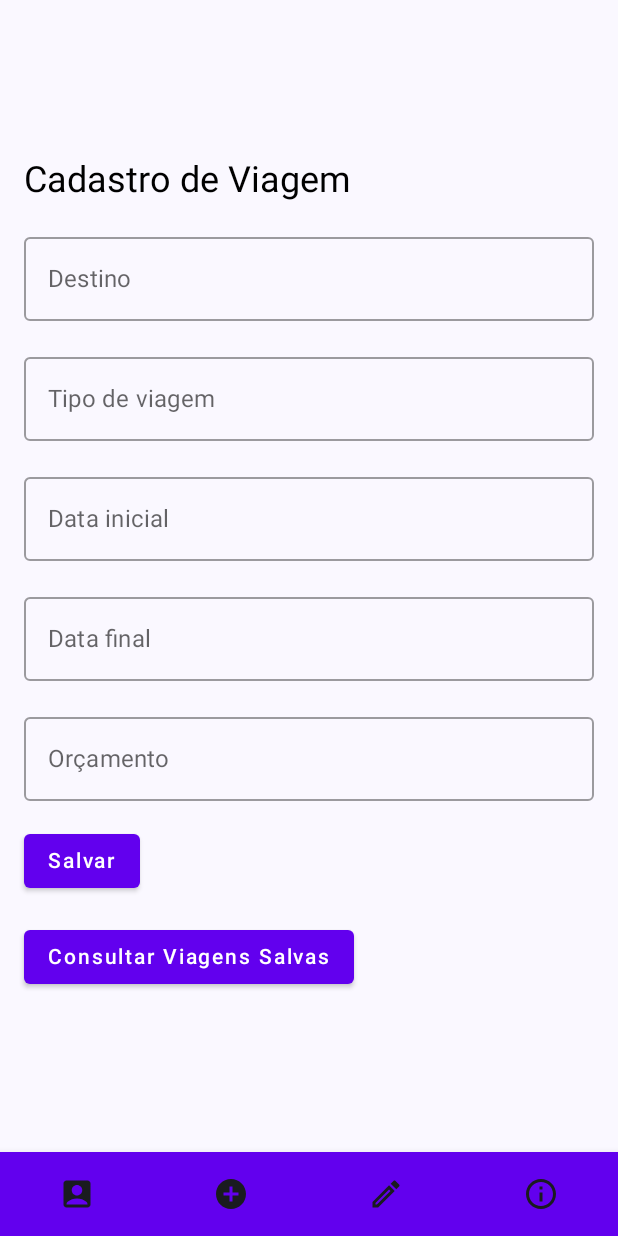
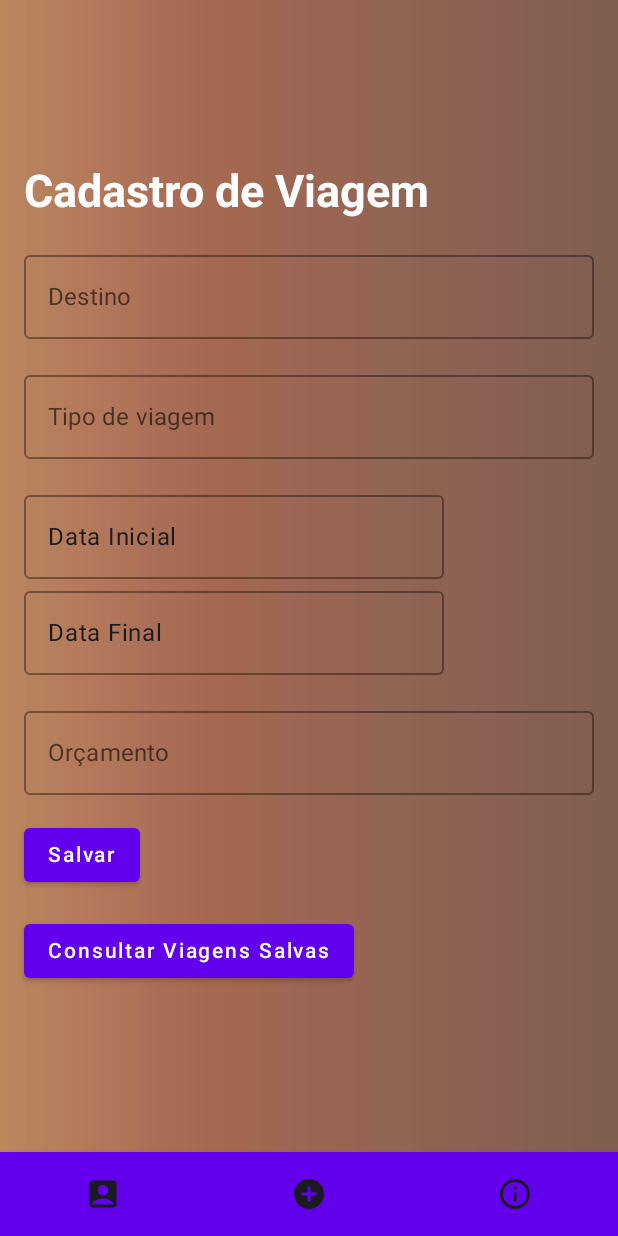
Before and after one commit to AugustoZG/Boa_Viagem, an Android app built with Jetpack Compose: the UserActivityScreen screen opened through its navigation route, item 2 of the bottom bar chosen, on a phone screen of 412 x 824 dp. Run offline under Robolectric (Android 15) with nearby library versions, the phone set to English and light mode, and no system bars; our stand-ins replace Room's generated code.

Commit message:
Atualização viagem

```diff
--- a/app/src/main/java/com/senac/boaviagem/Cadastro/CadastroViagem.kt
+++ b/app/src/main/java/com/senac/boaviagem/Cadastro/CadastroViagem.kt
@@ -1,48 +1,135 @@
 package com.senac.boaviagem.Cadastro
 
-import android.content.Context
-import android.os.Bundle
-import androidx.activity.ComponentActivity
-import androidx.activity.compose.setContent
+import android.widget.Toast
+import androidx.compose.foundation.Image
 import androidx.compose.foundation.layout.*
-import androidx.compose.foundation.lazy.LazyColumn
 import androidx.compose.foundation.text.KeyboardOptions
 import androidx.compose.material.*
+import androidx.compose.material3.DatePicker
+import androidx.compose.material3.DatePickerDialog
+import androidx.compose.material3.ExperimentalMaterial3Api
+import androidx.compose.material3.MaterialTheme
+import androidx.compose.material3.Text
+import androidx.compose.material3.rememberDatePickerState
 import androidx.compose.runtime.*
 import androidx.compose.ui.Modifier
+import androidx.compose.ui.focus.onFocusEvent
+import androidx.compose.ui.graphics.Color
+import androidx.compose.ui.layout.ContentScale
 import androidx.compose.ui.platform.LocalContext
+import androidx.compose.ui.platform.LocalFocusManager
+import androidx.compose.ui.res.painterResource
+import androidx.compose.ui.text.font.FontWeight
 import androidx.compose.ui.text.input.KeyboardType
-
 import androidx.compose.ui.unit.dp
+import androidx.compose.ui.unit.sp
 import androidx.navigation.NavController
-import com.senac.boaviagem.Classes.ViagemViewModel
+import com.senac.boaviagem.R
+import java.text.SimpleDateFormat
+import java.time.Instant
+import java.time.LocalDateTime
+import java.time.ZoneId
 import androidx.compose.material.Text as Text1
 
 
+@OptIn(ExperimentalMaterial3Api::class)
 @Composable
-fun CadastroViagemContent(navController: NavController, viewModel: ViagemViewModel) {
+fun CadastroViagemContent(navController: NavController, viewModel: com.senac.boaviagem.viewmodels.ViagemViewModel) {
     val context = LocalContext.current
 
     var destino by remember { mutableStateOf("") }
     var tipoViagem by remember { mutableStateOf("") }
     var dataInicial by remember { mutableStateOf("") }
+    val datePickerStateIni = rememberDatePickerState()
     var dataFinal by remember { mutableStateOf("") }
+    val datePickerStateFin = rememberDatePickerState()
     var orcamento by remember { mutableStateOf("") }
 
-    var viagensSalvas = viewModel.getViagensSalvas()
+
+    val focusManager = LocalFocusManager.current
+    var showDatePickerDialog by remember {
+        mutableStateOf(false)
+    }
+    var showDatePickerDialog2 by remember {
+        mutableStateOf(false)
+    }
+
+    if (showDatePickerDialog) {
+        DatePickerDialog(
+            onDismissRequest = { showDatePickerDialog = false },
+            confirmButton = {
+                Button(
+                    onClick = {
+                        datePickerStateFin
+                            .selectedDateMillis?.let { millis ->
+                                dataFinal = SimpleDateFormat("dd/MM/yyyy").format(millis)
+                            }
+                        val instant =
+                            Instant.ofEpochMilli(datePickerStateFin.selectedDateMillis ?: 0)
+                        val date = LocalDateTime.ofInstant(instant, ZoneId.systemDefault())
+                        viewModel.updateDataFinal(date.toLocalDate())
+                        showDatePickerDialog = false
+                    }) {
+                    Text(text = "Escolher data")
+                }
+                DatePicker(state = datePickerStateFin)
+            }) {
+        }
+    }
+
+    if (showDatePickerDialog2) {
+        DatePickerDialog(
+            onDismissRequest = { showDatePickerDialog = false },
+            confirmButton = {
+                Button(
+                    onClick = {
+                        datePickerStateIni
+                            .selectedDateMillis?.let { millis ->
+                                dataInicial = SimpleDateFormat("dd/MM/yyyy").format(millis)
+                            }
+
+                        val instant =
+                            Instant.ofEpochMilli(datePickerStateIni.selectedDateMillis ?: 0)
+                        val date = LocalDateTime.ofInstant(instant, ZoneId.systemDefault())
+                        viewModel.updateDatainicial(date.toLocalDate())
+                        showDatePickerDialog2 = false
+                    }) {
+                    Text(text = "Escolher data")
+                }
+                DatePicker(state = datePickerStateIni)
+            }) {
+        }
+    }
 
     var isDialogOpen by remember { mutableStateOf(false) }
 
+    Box(
+        modifier = Modifier
+            .fillMaxSize()
+    ) {
+        Image(
+            painter = painterResource(id = R.drawable.background),
+            contentDescription = "Background Image",
+            contentScale = ContentScale.Crop,
+            modifier = Modifier.fillMaxSize()
+        )
         Column(
             modifier = Modifier
                 .fillMaxSize()
                 .padding(16.dp),
             verticalArrangement = Arrangement.Center
-    ) {
+
+        )
+        {
             Text1(
                 text = "Cadastro de Viagem",
-            style = MaterialTheme.typography.h5,
+                style = MaterialTheme.typography.headlineMedium.copy(
+                    fontWeight = FontWeight.Bold,
+                    color = Color.White,
+                    fontSize = 30.sp
+                ),
                 modifier = Modifier.padding(bottom = 16.dp)
+
             )
             OutlinedTextField(
                 value = destino,
@@ -61,21 +148,28 @@ fun CadastroViagemContent(navController: NavController, viewModel: ViagemViewMod
             )
             Spacer(modifier = Modifier.height(16.dp))
             OutlinedTextField(
+                readOnly = true,
                 value = dataInicial,
                 onValueChange = { dataInicial = it },
-            label = { Text1("Data inicial") },
-            singleLine = true,
-            keyboardOptions = KeyboardOptions(keyboardType = KeyboardType.Number),
-            modifier = Modifier.fillMaxWidth()
+                label = { Text("Data Inicial") },
+                modifier = Modifier.onFocusEvent {
+                    if (it.isFocused) {
+                        showDatePickerDialog2 = true
+                        focusManager.clearFocus(force = true)
+                    }
+                },
             )
-        Spacer(modifier = Modifier.height(16.dp))
             OutlinedTextField(
+                readOnly = true,
                 value = dataFinal,
                 onValueChange = { dataFinal = it },
-            label = { Text1("Data final") },
-            singleLine = true,
-            keyboardOptions = KeyboardOptions(keyboardType = KeyboardType.Number),
-            modifier = Modifier.fillMaxWidth()
+                label = { Text("Data Final") },
+                modifier = Modifier.onFocusEvent {
+                    if (it.isFocused) {
+                        showDatePickerDialog = true
+                        focusManager.clearFocus(force = true)
+                    }
+                },
             )
             Spacer(modifier = Modifier.height(16.dp))
             OutlinedTextField(
@@ -87,10 +181,18 @@ fun CadastroViagemContent(navController: NavController, viewModel: ViagemViewMod
                 modifier = Modifier.fillMaxWidth()
             )
             Spacer(modifier = Modifier.height(16.dp))
+
             Button(
                 onClick = {
-
-                viewModel.salvarViagem(destino, tipoViagem, dataInicial, dataFinal, orcamento.toDouble())
+                    if (orcamento.isNotBlank() && destino.isNotBlank() && tipoViagem.isNotBlank()) {
+                        viewModel.updatetipoViagem(tipoViagem)
+                        viewModel.updateDestino(destino)
+                        viewModel.updateOrcamento(orcamento.toDouble())
+                        viewModel.saveNew()
+                        Toast.makeText(context, "Viagem salva", Toast.LENGTH_SHORT).show()
+                    } else {
+                        Toast.makeText(context, "Preencha todos os campos", Toast.LENGTH_SHORT).show()
+                    }
                 },
                 modifier = Modifier.padding(bottom = 16.dp)
             ) {
@@ -98,35 +200,11 @@ fun CadastroViagemContent(navController: NavController, viewModel: ViagemViewMod
             }
             Button(
                 onClick = {
-                isDialogOpen = true
+                    navController.navigate("consulta_viagem")
                 }
             ) {
                 Text1("Consultar Viagens Salvas")
             }
         }
-
-    if (isDialogOpen) {
-        AlertDialog(
-            onDismissRequest = { isDialogOpen = false },
-            title = { Text1("Viagens Salvas") },
-            text = {
-                Column {
-                    viagensSalvas.forEach { viagem ->
-                        Text1("--------------------------")
-                        Text1("Destino: ${viagem.destino}")
-                        Text1("Tipo de Viagem: ${viagem.tipoViagem}")
-                        Text1("Data Inicial: ${viagem.dataInicial}")
-                        Text1("Data Final: ${viagem.dataFinal}")
-                        Text1("Orçamento: R$${viagem.orcamento}")
-                        Spacer(modifier = Modifier.height(8.dp))
     }
 }
-            },
-            confirmButton = {
-                Button(onClick = { isDialogOpen = false }) {
-                    Text1("Fechar")
-                }
-            }
-        )
-    }
-}
--- a/app/src/main/java/com/senac/boaviagem/Classes/Viewmodel.kt
+++ b/app/src/main/java/com/senac/boaviagem/Classes/Viewmodel.kt
@@ -1,6 +1,7 @@
 package com.senac.boaviagem.Classes
 
 import androidx.lifecycle.ViewModel
+import java.time.LocalDate
 
 class ViagemViewModel : ViewModel() {
     private val viagensSalvas = mutableListOf<Viagem>()
--- a/app/src/main/java/com/senac/boaviagem/HomePage.kt
+++ b/app/src/main/java/com/senac/boaviagem/HomePage.kt
@@ -9,11 +9,29 @@ import androidx.compose.foundation.layout.padding
 import androidx.compose.material3.MaterialTheme
 import androidx.compose.material3.Surface
 import androidx.compose.material3.Text
-import androidx.compose.runtime.Composable
-import androidx.compose.ui.Modifier
 import androidx.compose.ui.tooling.preview.Preview
 import androidx.compose.ui.unit.dp
 import com.senac.boaviagem.ui.theme.BoaViagemTheme
+import androidx.compose.foundation.Image
+import androidx.compose.foundation.background
+import androidx.compose.foundation.layout.*
+import androidx.compose.foundation.shape.RoundedCornerShape
+import androidx.compose.foundation.text.BasicTextField
+import androidx.compose.material3.*
+import androidx.compose.runtime.Composable
+import androidx.compose.runtime.getValue
+import androidx.compose.runtime.mutableStateOf
+import androidx.compose.runtime.remember
+import androidx.compose.runtime.setValue
+import androidx.compose.ui.Alignment
+import androidx.compose.ui.Modifier
+import androidx.compose.ui.draw.clip
+import androidx.compose.ui.graphics.Color
+import androidx.compose.ui.layout.ContentScale
+import androidx.compose.ui.res.painterResource
+import androidx.compose.ui.text.font.FontWeight
+import androidx.compose.ui.unit.dp
+import androidx.compose.ui.unit.sp
 
 class HomePage : ComponentActivity() {
     override fun onCreate(savedInstanceState: Bundle?) {
@@ -33,15 +51,123 @@ class HomePage : ComponentActivity() {
 
 @Composable
 fun HomePageContent() {
-    Column(
+    Box(
         modifier = Modifier
             .fillMaxSize()
-            .padding(16.dp)
     ) {
-        Text(text = "", style = MaterialTheme.typography.headlineMedium)
+        Image(
+            painter = painterResource(id = R.drawable.background),
+            contentDescription = "Background Image",
+            contentScale = ContentScale.Crop,
+            modifier = Modifier.fillMaxSize()
+        )
+
+        Column(
+            modifier = Modifier
+                .fillMaxSize()
+                .padding(16.dp),
+            verticalArrangement = Arrangement.spacedBy(16.dp)
+        ) {
+            Text(
+                text = "Descubra sua nova aventura",
+                style = MaterialTheme.typography.headlineMedium.copy(
+                    fontWeight = FontWeight.Bold,
+                    color = Color.White,
+                    fontSize = 30.sp
+                ),
+                modifier = Modifier.padding(top = 16.dp)
+            )
+
+            var searchText by remember { mutableStateOf("") }
+            Box(
+                modifier = Modifier
+                    .fillMaxWidth()
+                    .clip(RoundedCornerShape(8.dp))
+                    .background(Color.White.copy(alpha = 0.8f))
+                    .padding(horizontal = 16.dp, vertical = 12.dp)
+            ) {
+                BasicTextField(
+                    value = "",
+                    onValueChange = {},
+                    modifier = Modifier.fillMaxWidth(),
+                    textStyle = LocalTextStyle.current.copy(
+                        color = Color.Black,
+                        fontSize = 16.sp
+                    ),
+                    decorationBox = { innerTextField ->
+                        if (searchText.isEmpty()) {
+                            Text(
+                                text = "Search for destinations",
+                                color = Color.Gray,
+                                fontSize = 16.sp
+                            )
+                        }
+                        innerTextField()
+                    }
+                )
+            }
+
+            TravelCard(
+                title = "Praias",
+                description = "Viage para as melhores praias.",
+                imageRes = R.drawable.beach_image
+            )
+            TravelCard(
+                title = "Montanhas",
+                description = "Se divirta nas aventuras que te esperam nas incriveis montanhas do mundo.",
+                imageRes = R.drawable.mountain_image
+            )
+        }
     }
 }
 
+@Composable
+fun TravelCard(title: String, description: String, imageRes: Int) {
+    Card(
+        modifier = Modifier
+            .fillMaxWidth()
+            .height(180.dp),
+        shape = RoundedCornerShape(12.dp),
+        elevation = CardDefaults.cardElevation(8.dp)
+    ) {
+        Box {
+            Image(
+                painter = painterResource(id = imageRes),
+                contentDescription = title,
+                contentScale = ContentScale.Crop,
+                modifier = Modifier.fillMaxSize()
+            )
+            Box(
+                modifier = Modifier
+                    .fillMaxSize()
+                    .background(Color.Black.copy(alpha = 0.4f))
+            )
+            Column(
+                modifier = Modifier
+                    .fillMaxSize()
+                    .padding(16.dp),
+                verticalArrangement = Arrangement.Center
+            ) {
+                Text(
+                    text = title,
+                    style = MaterialTheme.typography.titleMedium.copy(
+                        color = Color.White,
+                        fontWeight = FontWeight.Bold,
+                        fontSize = 20.sp
+                    )
+                )
+                Spacer(modifier = Modifier.height(8.dp))
+                Text(
+                    text = description,
+                    style = MaterialTheme.typography.bodyMedium.copy(
+                        color = Color.White,
+                        fontSize = 16.sp
+                    )
+                )
+            }
+        }
+    }
+}
 @Preview(showBackground = true)
 @Composable
 fun HomePagePreview() {
--- a/app/src/main/java/com/senac/boaviagem/LoginScreen.kt
+++ b/app/src/main/java/com/senac/boaviagem/LoginScreen.kt
@@ -21,7 +21,6 @@ import androidx.compose.ui.res.painterResource
 import androidx.compose.ui.text.input.PasswordVisualTransformation
 import androidx.compose.ui.unit.dp
 import androidx.navigation.NavHostController
-import androidx.navigation.compose.rememberNavController
 import com.senac.boaviagem.R
 import com.senac.boaviagem.entities.Usuario
 import com.senac.boaviagem.viewmodels.UsuarioViewModel
@@ -63,7 +62,7 @@ fun LoginScreen(
         Button(
             onClick = {
                 MainScope().launch {
-                val user = usuarioViewModel.login(email = state.value.email, senha = state.value.senha)
+                val user = usuarioViewModel.login(usuario = state.value.usuario, senha = state.value.senha)
                 if (user != null) {
                     navController.navigate("logado")
                     usuarioViewModel.updateUsuario(user.usuario)
--- a/app/src/main/java/com/senac/boaviagem/MainActivity.kt
+++ b/app/src/main/java/com/senac/boaviagem/MainActivity.kt
@@ -6,7 +6,6 @@ import androidx.activity.compose.setContent
 import androidx.compose.foundation.layout.fillMaxSize
 import androidx.compose.material3.MaterialTheme
 import androidx.compose.material3.Surface
-import androidx.compose.material3.Text
 import androidx.compose.runtime.Composable
 import androidx.compose.runtime.collectAsState
 import androidx.compose.ui.Modifier
@@ -15,7 +14,6 @@ import androidx.lifecycle.viewmodel.compose.viewModel
 import androidx.navigation.compose.NavHost
 import androidx.navigation.compose.composable
 import androidx.navigation.compose.rememberNavController
-import com.senac.boaviagem.Classes.ViagemViewModel
 import com.senac.boaviagem.Consulta.ConsultaViagem
 import com.senac.boaviagem.bd.AppDatabase
 import com.senac.boaviagem.ui.LoginScreen
@@ -23,6 +21,8 @@ import com.senac.boaviagem.ui.TelaDeRegistro
 import com.senac.boaviagem.ui.theme.BoaViagemTheme
 import com.senac.boaviagem.viewmodels.UsuarioViewModel
 import com.senac.boaviagem.viewmodels.UsuarioViewModelFactory
+import com.senac.boaviagem.viewmodels.ViagemViewModel
+import com.senac.boaviagem.viewmodels.ViagemViewModelFactory
 
 class MainActivity : ComponentActivity() {
     override fun onCreate(savedInstanceState: Bundle?) {
@@ -33,21 +33,25 @@ class MainActivity : ComponentActivity() {
                 val navController = rememberNavController()
                 val ctx = LocalContext.current
                 val db = AppDatabase.getDatabase(ctx)
+
                 val usuarioViewModel: UsuarioViewModel = viewModel(
                     factory = UsuarioViewModelFactory(db)
                 )
                 val state = usuarioViewModel.uiState.collectAsState()
+                val viagemViewModel: ViagemViewModel = viewModel(factory = ViagemViewModelFactory(db))
                 Surface(
                     modifier = Modifier.fillMaxSize(),
                     color = MaterialTheme.colorScheme.background
-                ) {
+                )
+
+                {
 
 
                     NavHost(navController = navController, startDestination = "login") {
                         composable("login") { LoginScreen(navController,state, usuarioViewModel, ctx) }
                         composable("register") { TelaDeRegistro(navController,state, usuarioViewModel, ctx) }
-                        composable("logado"){UserActivityScreen(state.value.usuario)}
-                        composable("consulta_viagem") { ConsultaViagem(ViagemViewModel()) }
+                        composable("logado"){UserActivityScreen(state.value.usuario, state.value.email)}
+                        composable("consulta_viagem") { ConsultaViagem(viagemViewModel) }
                         composable("userActivity/{username}") { backStackEntry ->
                             val username = backStackEntry.arguments?.getString("username") ?: "Desconhecido"
 
@@ -60,9 +64,9 @@ class MainActivity : ComponentActivity() {
 }
 
 @Composable
-fun UserActivityScreen(username: String) {
+fun UserActivityScreen(username: String, email: String) {
     Surface(modifier = Modifier.fillMaxSize(), color = MaterialTheme.colorScheme.background) {
-        MyApp()
-        Text(text = "$username", style = MaterialTheme.typography.headlineSmall)
+        MyApp(username, email)
+//        Text(text = "$username", style = MaterialTheme.typography.headlineSmall)
     }
 }
--- a/app/src/main/java/com/senac/boaviagem/dao/UsuarioDao.kt
+++ b/app/src/main/java/com/senac/boaviagem/dao/UsuarioDao.kt
@@ -20,8 +20,8 @@ interface UsuarioDao {
     suspend fun upsert(usuario: Usuario): Long
     @Query("select * from usuario p order by p.usuario")
     fun getAll(): Flow<List<Usuario>>
-    @Query("select * from usuario u where u.email = :email and u.senha = :senha")
-    suspend fun login(email: String, senha: String) : Usuario?
+    @Query("select * from usuario u where u.usuario = :usuario and u.senha = :senha")
+    suspend fun login(usuario: String, senha: String) : Usuario?
     @Query("select * from usuario p where p.id = :id")
     fun findById(id: Long) : Usuario?
     @Delete
--- a/app/src/main/java/com/senac/boaviagem/dao/ViagemDao.kt
+++ b/app/src/main/java/com/senac/boaviagem/dao/ViagemDao.kt
@@ -22,6 +22,6 @@ interface ViagemDao {
     @Query("select * from viagem p where p.id = :id")
     fun findById(id: Long) : Viagem?
     @Delete
-    fun delete(viagem: Viagem)
+     suspend fun delete(viagem: Viagem)
 
 }
--- a/app/src/main/java/com/senac/boaviagem/viewmodels/UsuarioViewModel.kt
+++ b/app/src/main/java/com/senac/boaviagem/viewmodels/UsuarioViewModel.kt
@@ -64,9 +64,9 @@ class UsuarioViewModel(val usuariodao: UsuarioDao): ViewModel() {
     }
     fun getAll() = usuariodao.getAll()
 
-    suspend fun login(email: String, senha: String) : Usuario? {
+    suspend fun login(usuario: String, senha: String) : Usuario? {
         val deferred: Deferred<Usuario?> = viewModelScope.async {
-            usuariodao.login(email, senha)
+            usuariodao.login(usuario, senha)
         }
         return deferred.await()
     }
--- a/app/src/main/java/com/senac/boaviagem/viewmodels/ViagemViewModel.kt
+++ b/app/src/main/java/com/senac/boaviagem/viewmodels/ViagemViewModel.kt
@@ -54,6 +54,10 @@ class ViagemViewModel(val viagemdao: ViagemDao): ViewModel() {
             it.copy(id = id)
         }
     }
+
+    suspend fun delete(viagem: Viagem){
+        viagemdao.delete(viagem)
+    }
     private fun new() {
         _uiState.update {
             val copy = it.copy(
```
Also changed, not shown: app/src/main/java/com/senac/boaviagem/Consulta/ConsultaViagem.kt (+86 -35 lines), app/src/main/java/com/senac/boaviagem/RegisterScreen.kt (+20 -9 lines), app/src/main/java/com/senac/boaviagem/TaskBar.kt (+73 -31 lines), app/src/main/res/drawable/background.jpg (added), app/src/main/res/drawable/background_image.png (added), app/src/main/res/drawable/beach_image.jpg (added), app/src/main/res/drawable/mountain_image.jpg (added), app/src/main/res/drawable/user.png (added). Lines whose indentation alone changed are shown as unchanged.
